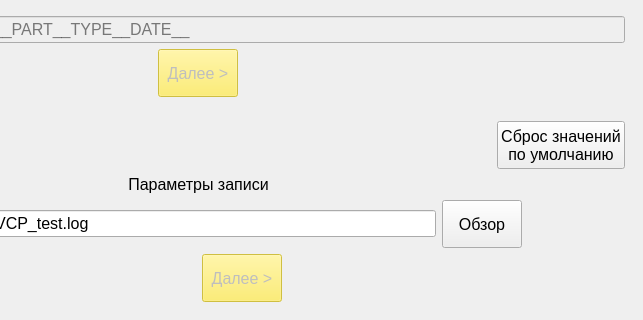
Before: the Qt Designer form BallScrew.ui in Ornstein89/BallScrewControl_QtVCP, drawn with Qt 5; both pictures show x 519 to 1162 and y 358 to 678 of the 1162 by 678 pixel window.
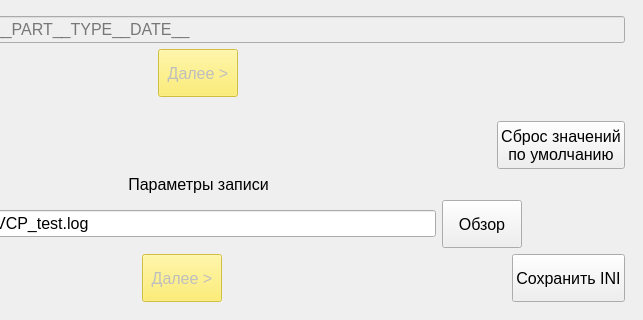
After: the same form once the commit is applied.

What changed in the file:
```diff
--- a/BallScrew.ui
+++ b/BallScrew.ui
@@ -290,6 +290,13 @@
            </property>
           </spacer>
          </item>
+         <item>
+          <widget class="QPushButton" name="btnSave">
+           <property name="text">
+            <string>Сохранить INI</string>
+           </property>
+          </widget>
+         </item>
         </layout>
        </item>
       </layout>
```
Left out of the diff: 31 changed lines with no effect on the pictures.
